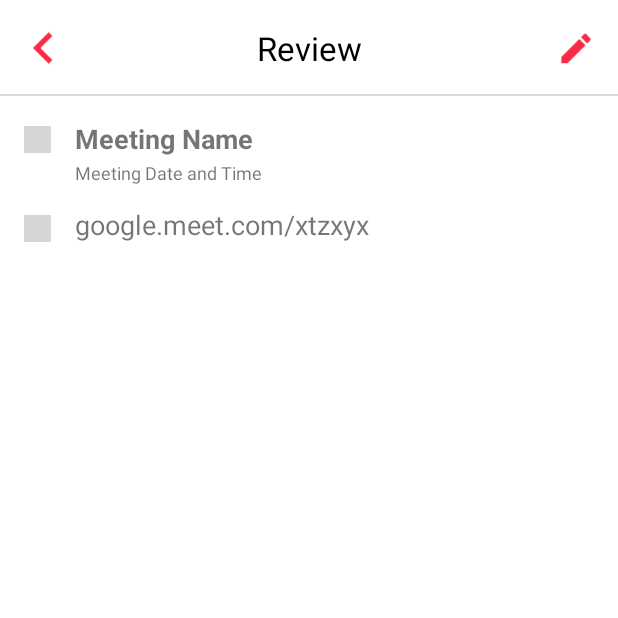
After one commit to Rudrakaniya/MyMeetings, an Android app: the MeetingInfo screen opened directly, with no data from a screen before it, on a phone screen of 412 x 824 dp, the top half of it. The commit adds this screen. Run offline under Robolectric (Android 15) with nearby library versions, the phone set to English and light mode, and no system bars; grey boxes are pictures that could not be loaded.

Commit message:
added UI for share and review meeting, was learning regex :/

```diff
--- a/app/src/main/AndroidManifest.xml
+++ b/app/src/main/AndroidManifest.xml
@@ -10,7 +10,8 @@
         android:roundIcon="@mipmap/ic_launcher_round"
         android:supportsRtl="true"
         android:theme="@style/Theme.MyMeetings">
-        <activity android:name=".EditMeeting"></activity>
+        <activity android:name=".MeetingInfo"></activity>
+        <activity android:name=".EditMeeting" />
         <activity android:name=".MeetingMessage" />
         <activity android:name=".MainActivity">
             <intent-filter>
--- /dev/null
+++ b/app/src/main/java/com/rudrakaniya/mymeetings/MeetingInfo.java
@@ -0,0 +1,14 @@
+package com.rudrakaniya.mymeetings;
+
+import androidx.appcompat.app.AppCompatActivity;
+
+import android.os.Bundle;
+
+public class MeetingInfo extends AppCompatActivity {
+
+    @Override
+    protected void onCreate(Bundle savedInstanceState) {
+        super.onCreate(savedInstanceState);
+        setContentView(R.layout.activity_meeting_info);
+    }
+}
--- /dev/null
+++ b/app/src/main/res/drawable/ic_baseline_edit_24.xml
@@ -0,0 +1,5 @@
+<vector android:height="24dp" android:tint="#F92B45"
+    android:viewportHeight="24" android:viewportWidth="24"
+    android:width="24dp" xmlns:android="http://schemas.android.com/apk/res/android">
+    <path android:fillColor="@android:color/white" android:pathData="M3,17.25V21h3.75L17.81,9.94l-3.75,-3.75L3,17.25zM20.71,7.04c0.39,-0.39 0.39,-1.02 0,-1.41l-2.34,-2.34c-0.39,-0.39 -1.02,-0.39 -1.41,0l-1.83,1.83 3.75,3.75 1.83,-1.83z"/>
+</vector>
--- a/app/src/main/res/layout/activity_edit_meeting.xml
+++ b/app/src/main/res/layout/activity_edit_meeting.xml
@@ -123,6 +123,8 @@
                 android:layout_marginTop="8dp"
                 android:layout_marginEnd="32dp"
                 android:background="@drawable/rounded_edittext"
+                android:inputType="textAutoCorrect|textCapSentences"
+                android:focusable="true"
                 android:maxLines="2"
                 android:padding="8dp"
                 android:paddingStart="16dp"
--- /dev/null
+++ b/app/src/main/res/layout/activity_meeting_info.xml
@@ -0,0 +1,160 @@
+<?xml version="1.0" encoding="utf-8"?>
+<androidx.constraintlayout.widget.ConstraintLayout xmlns:android="http://schemas.android.com/apk/res/android"
+    xmlns:app="http://schemas.android.com/apk/res-auto"
+    xmlns:tools="http://schemas.android.com/tools"
+    android:layout_width="match_parent"
+    android:layout_height="match_parent"
+    tools:context=".MeetingInfo">
+
+    <androidx.constraintlayout.widget.ConstraintLayout
+        android:id="@+id/action_bar"
+        android:layout_width="match_parent"
+        android:layout_height="64dp"
+        android:background="@drawable/bottom"
+        app:layout_constraintEnd_toEndOf="parent"
+        app:layout_constraintStart_toStartOf="parent"
+        app:layout_constraintTop_toTopOf="parent">
+
+        <androidx.constraintlayout.widget.ConstraintLayout
+            android:layout_width="match_parent"
+            android:layout_height="match_parent">
+
+            <androidx.constraintlayout.widget.ConstraintLayout
+                android:id="@+id/backButtonLayout"
+                android:layout_width="wrap_content"
+                android:layout_height="wrap_content"
+                android:clickable="true"
+                app:layout_constraintBottom_toBottomOf="parent"
+                app:layout_constraintStart_toStartOf="parent"
+                app:layout_constraintTop_toTopOf="parent">
+
+                <ImageView
+                    android:id="@+id/backArrowImageView"
+                    android:layout_width="42dp"
+                    android:layout_height="48dp"
+                    android:layout_marginStart="8dp"
+                    android:src="@drawable/ic_baseline_keyboard_arrow_left_24"
+                    app:layout_constraintBottom_toBottomOf="parent"
+                    app:layout_constraintStart_toStartOf="parent"
+                    app:layout_constraintTop_toTopOf="parent" />
+
+
+            </androidx.constraintlayout.widget.ConstraintLayout>
+
+
+            <TextView
+                android:layout_width="wrap_content"
+                android:layout_height="wrap_content"
+                android:text="Review"
+                android:textColor="@color/titleColor"
+                android:textSize="22sp"
+                app:layout_constraintBottom_toBottomOf="parent"
+                app:layout_constraintEnd_toEndOf="parent"
+                app:layout_constraintStart_toStartOf="parent"
+                app:layout_constraintTop_toTopOf="parent" />
+
+            <androidx.constraintlayout.widget.ConstraintLayout
+                android:id="@+id/editButtonLayout"
+                android:layout_width="wrap_content"
+                android:layout_height="wrap_content"
+                android:clickable="true"
+                app:layout_constraintBottom_toBottomOf="parent"
+                app:layout_constraintEnd_toEndOf="parent"
+                app:layout_constraintTop_toTopOf="parent">
+
+                <ImageView
+                    android:id="@+id/editButtonImageView"
+                    android:layout_width="28dp"
+                    android:layout_height="26dp"
+                    android:layout_marginEnd="14dp"
+                    android:src="@drawable/ic_baseline_edit_24"
+                    app:layout_constraintBottom_toBottomOf="parent"
+                    app:layout_constraintEnd_toEndOf="parent"
+                    app:layout_constraintTop_toTopOf="parent" />
+
+
+            </androidx.constraintlayout.widget.ConstraintLayout>
+
+
+        </androidx.constraintlayout.widget.ConstraintLayout>
+    </androidx.constraintlayout.widget.ConstraintLayout>
+
+    <ScrollView
+        android:layout_width="0dp"
+        android:layout_height="0dp"
+        app:layout_constraintBottom_toBottomOf="parent"
+        app:layout_constraintEnd_toEndOf="parent"
+        app:layout_constraintStart_toStartOf="parent"
+        app:layout_constraintTop_toBottomOf="@+id/action_bar">
+
+        <androidx.constraintlayout.widget.ConstraintLayout
+            android:id="@+id/constraintLayout"
+            android:layout_width="match_parent"
+            android:layout_height="match_parent"
+            app:layout_constraintBottom_toBottomOf="parent"
+            app:layout_constraintEnd_toEndOf="parent"
+            app:layout_constraintStart_toStartOf="parent"
+            app:layout_constraintTop_toTopOf="parent">
+
+            <ImageView
+                android:id="@+id/meetingTitleIV"
+                android:layout_width="18dp"
+                android:layout_height="18dp"
+                android:layout_marginStart="16dp"
+                android:layout_marginTop="20dp"
+                android:src="@drawable/meet"
+                app:layout_constraintEnd_toStartOf="@+id/meetingTitleTV"
+                app:layout_constraintStart_toStartOf="parent"
+                app:layout_constraintTop_toTopOf="parent" />
+
+            <TextView
+                android:id="@+id/meetingTitleTV"
+                android:layout_width="wrap_content"
+                android:layout_height="wrap_content"
+                android:layout_marginStart="16dp"
+                android:layout_marginTop="16dp"
+                android:text="Meeting Name"
+                android:textSize="18dp"
+                android:textStyle="bold"
+                app:layout_constraintStart_toEndOf="@+id/meetingTitleIV"
+                app:layout_constraintTop_toTopOf="parent" />
+
+            <TextView
+                android:id="@+id/meetingDateandTimeTV"
+                android:layout_width="wrap_content"
+                android:layout_height="wrap_content"
+                android:layout_marginStart="16dp"
+                android:layout_marginTop="2dp"
+                android:text="Meeting Date and Time"
+                android:textSize="12dp"
+                app:layout_constraintStart_toEndOf="@+id/meetingTitleIV"
+                app:layout_constraintTop_toBottomOf="@+id/meetingTitleTV" />
+
+            <ImageView
+                android:id="@+id/meetinglinkIV"
+                android:layout_width="18dp"
+                android:layout_height="18dp"
+                android:layout_marginStart="16dp"
+                android:layout_marginTop="20dp"
+                android:src="@drawable/meet"
+                app:layout_constraintEnd_toStartOf="@+id/meetinglinkTV"
+                app:layout_constraintStart_toStartOf="parent"
+                app:layout_constraintTop_toBottomOf="@+id/meetingDateandTimeTV" />
+
+            <TextView
+                android:id="@+id/meetinglinkTV"
+                android:layout_width="wrap_content"
+                android:layout_height="wrap_content"
+                android:layout_marginStart="16dp"
+                android:layout_marginTop="14dp"
+                android:text="google.meet.com/xtzxyx"
+                android:textSize="18dp"
+                app:layout_constraintStart_toEndOf="@+id/meetinglinkIV"
+                app:layout_constraintTop_toBottomOf="@+id/meetingDateandTimeTV" />
+
+        </androidx.constraintlayout.widget.ConstraintLayout>
+
+    </ScrollView>
+
+
+</androidx.constraintlayout.widget.ConstraintLayout>
```
